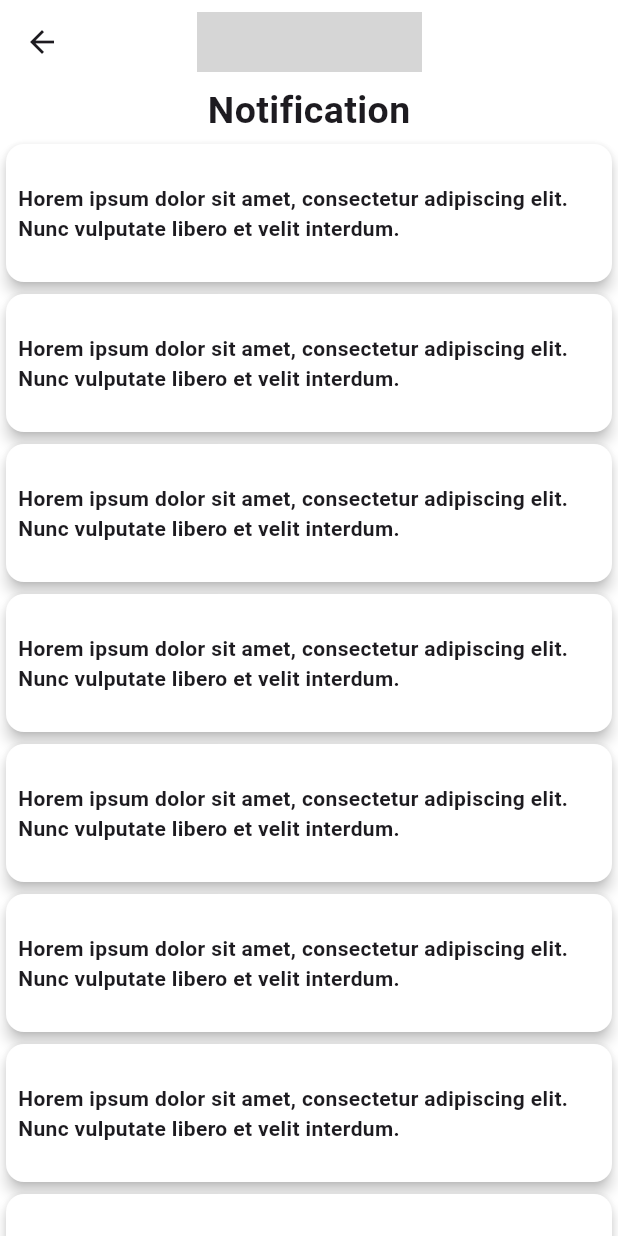
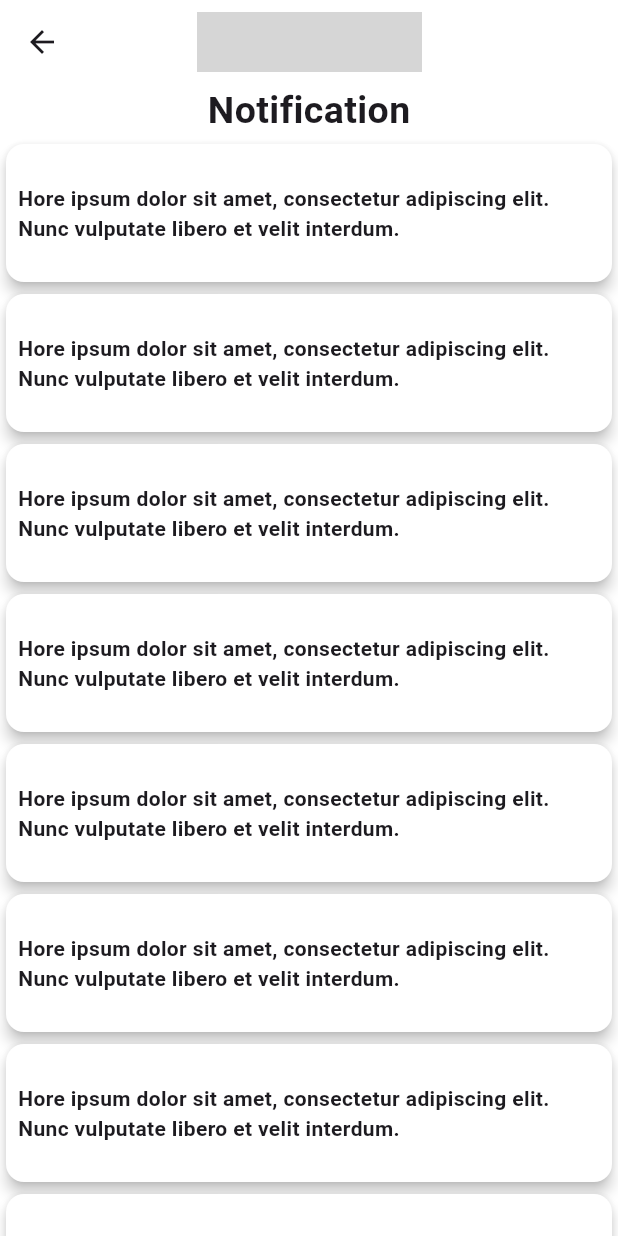
Before and after one commit to Shovon0017/Homemade-Haven, a Flutter app: the NotificationShow screen opened directly, on a phone screen of 412 x 824 dp. Run offline on Flutter 3.47's test engine with Material 3 defaults, Android fonts, the phone set to English and light mode, and no system bars; our stand-ins replace animated_notch_bottom_bar, carousel_slider, flutter_secure_storage, get; accounts and stored records are empty; grey boxes are pictures that could not be loaded.

Commit message:
Homemade Haven extra

```diff
--- a/lib/view/screen/notification/notification.dart
+++ b/lib/view/screen/notification/notification.dart
@@ -32,7 +32,7 @@ class NotificationShow extends StatelessWidget {
                     color: Colors.white,
                     child: Center(child: Padding(
                       padding: EdgeInsets.all(8.0),
-                      child: Text("Horem ipsum dolor sit amet, consectetur adipiscing elit. Nunc vulputate libero et velit interdum.",style: TextStyle(fontWeight: FontWeight.bold),),
+                      child: Text("Hore ipsum dolor sit amet, consectetur adipiscing elit. Nunc vulputate libero et velit interdum.",style: TextStyle(fontWeight: FontWeight.bold),),
                     )),
                   ),
                 );
```
